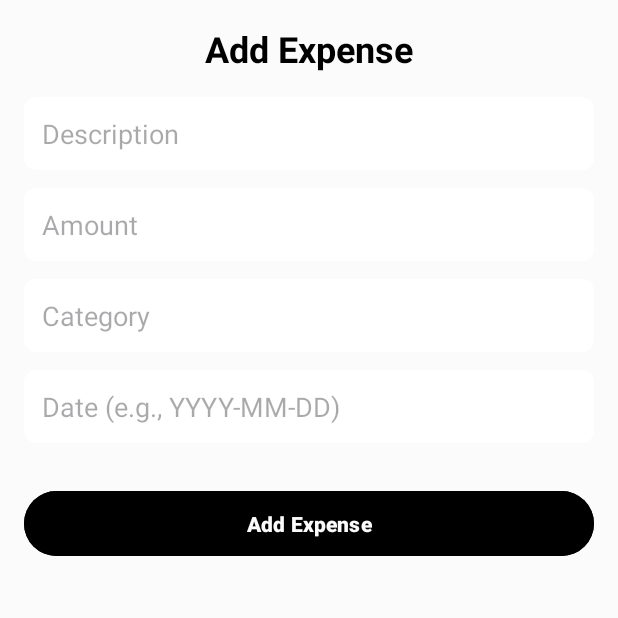
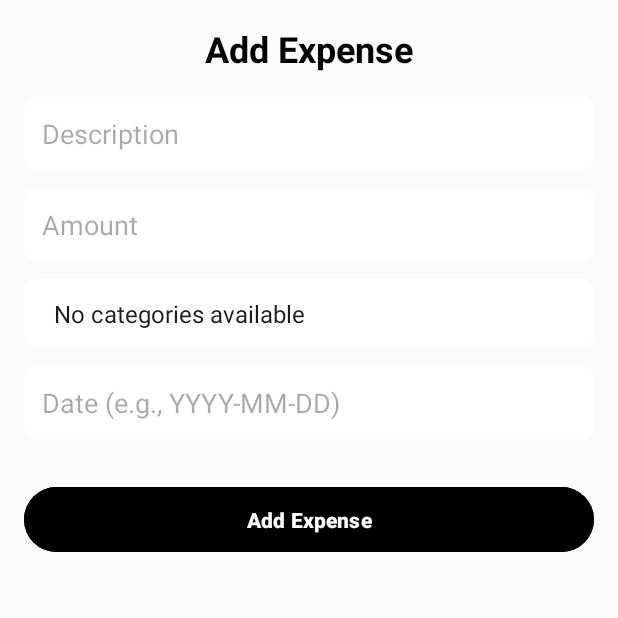
Before and after one commit to WIAMAKIF/MyexpensesManagmentApp, an Android app: the AddExpenseActivity screen opened directly, with no data from a screen before it, after a tap on "Add Expense", on a phone screen of 412 x 824 dp, the top half of it. Run offline under Robolectric (Android 15) with nearby library versions, the phone set to English and light mode, and no system bars; our stand-ins replace Firebase (no records; nobody signed in at launch, a user with empty details on screens opened directly).

Commit message:
Replace category input with Spinner for predefined selection

```diff
--- a/app/src/main/java/com/example/myapplicationmanageexpenses/AddExpenseActivity.java
+++ b/app/src/main/java/com/example/myapplicationmanageexpenses/AddExpenseActivity.java
@@ -1,61 +1,102 @@
 package com.example.myapplicationmanageexpenses;
-
 
 import android.app.ProgressDialog;
 import android.os.Bundle;
 import android.view.View;
+import android.widget.ArrayAdapter;
 import android.widget.Button;
 import android.widget.EditText;
+import android.widget.Spinner;
 import android.widget.Toast;
 
 import androidx.appcompat.app.AppCompatActivity;
 
-import com.google.firebase.Timestamp;
-import com.google.firebase.firestore.FieldValue;
+import com.example.myapplicationmanageexpenses.Expense;
 import com.google.firebase.firestore.FirebaseFirestore;
+
+import java.util.ArrayList;
+import java.util.List;
 
 public class AddExpenseActivity extends AppCompatActivity {
     private Button addingBtn;
-    private EditText description;
-    private EditText amount;
-    private EditText category;
-    private EditText date;
+    private EditText description, amount, date;
+    private Spinner categorySpinner;
     private ProgressDialog mDialog;
     private FirebaseFirestore db;
+    private List<String> categoryList;
 
     @Override
     protected void onCreate(Bundle savedInstanceState) {
         super.onCreate(savedInstanceState);
         setContentView(R.layout.activity_add_expense);
+
         mDialog = new ProgressDialog(this);
         db = FirebaseFirestore.getInstance();
-        add();
+        categoryList = new ArrayList<>();
 
+        initializeUI();
+        fetchCategories();
     }
 
-    private void add() {
+    private void initializeUI() {
         description = findViewById(R.id.description);
         amount = findViewById(R.id.amount);
-        category = findViewById(R.id.category);
         date = findViewById(R.id.date);
+        categorySpinner = findViewById(R.id.categorySpinner); // Update your layout with a Spinner
         addingBtn = findViewById(R.id.AddingBtn);
 
         addingBtn.setOnClickListener(new View.OnClickListener() {
             @Override
             public void onClick(View view) {
+                addExpense();
+            }
+        });
+    }
+
+    private void fetchCategories() {
+        mDialog.setMessage("Loading categories...");
+        mDialog.show();
+
+        db.collection("Categories")
+                .get()
+                .addOnCompleteListener(task -> {
+                    mDialog.dismiss();
+                    if (task.isSuccessful() && task.getResult() != null) {
+                        categoryList.clear();
+                        for (var document : task.getResult()) {
+                            String category = document.getString("name");
+                            if (category != null) {
+                                categoryList.add(category);
+                            }
+                        }
+
+                        if (categoryList.isEmpty()) {
+                            categoryList.add("No categories available");
+                        }
+
+                        ArrayAdapter<String> adapter = new ArrayAdapter<>(this, android.R.layout.simple_spinner_item, categoryList);
+                        adapter.setDropDownViewResource(android.R.layout.simple_spinner_dropdown_item);
+                        categorySpinner.setAdapter(adapter);
+                    } else {
+                        Toast.makeText(getApplicationContext(), "Error loading categories", Toast.LENGTH_SHORT).show();
+                    }
+                });
+    }
+
+    private void addExpense() {
         String desc = description.getText().toString().trim();
         String am = amount.getText().toString().trim();
-                String categ = category.getText().toString().trim();
+        String categ = categorySpinner.getSelectedItem().toString();
         String dat = date.getText().toString().trim();
+
+        if (desc.isEmpty() || am.isEmpty() || categ.isEmpty() || dat.isEmpty() || categ.equals("No categories available")) {
+            Toast.makeText(getApplicationContext(), "Please fill all fields!", Toast.LENGTH_LONG).show();
+            return;
+        }
 
         mDialog.setMessage("Processing...");
         mDialog.show();
 
-                if (desc.isEmpty() || am.isEmpty() || categ.isEmpty() || dat.isEmpty()) {
-                    mDialog.dismiss();
-                    Toast.makeText(getApplicationContext(), "Please fill all the fields!!", Toast.LENGTH_LONG).show();
-                    return;
-                } else {
         try {
             Double amountValue = Double.parseDouble(am);
             Expense expense = new Expense(desc, amountValue, categ, dat);
@@ -63,38 +104,23 @@ public class AddExpenseActivity extends AppCompatActivity {
             db.collection("Expenses")
                     .add(expense)
                     .addOnSuccessListener(documentReference -> {
-                                    db.collection("Summary").document("TotalExpenses")
-                                            .update("totalExpenses", FieldValue.increment(amountValue))
-                                            .addOnSuccessListener(aVoid -> {
-                                                mDialog.dismiss();
-                                                Toast.makeText(getApplicationContext(), "Expense added and total updated!", Toast.LENGTH_LONG).show();
+                        Toast.makeText(getApplicationContext(), "Expense added successfully!", Toast.LENGTH_LONG).show();
                         clearFields();
                     })
                     .addOnFailureListener(e -> {
-                                                mDialog.dismiss();
-                                                Toast.makeText(getApplicationContext(), "Error updating total expenses", Toast.LENGTH_LONG).show();
-                                            });
+                        Toast.makeText(getApplicationContext(), "Error adding expense", Toast.LENGTH_LONG).show();
                     })
-                                .addOnFailureListener(e -> {
-                                    mDialog.dismiss();
-                                    Toast.makeText(getApplicationContext(), "Error adding expense", Toast.LENGTH_LONG).show();
-                                });
-
+                    .addOnCompleteListener(task -> mDialog.dismiss());
         } catch (NumberFormatException e) {
             mDialog.dismiss();
             Toast.makeText(getApplicationContext(), "Invalid amount format", Toast.LENGTH_LONG).show();
         }
     }
-            }
-        });
 
-
-
-    }
-    private void clearFields () {
+    private void clearFields() {
         description.setText("");
         amount.setText("");
-        category.setText("");
         date.setText("");
+        categorySpinner.setSelection(0);
     }
 }
--- a/app/src/main/res/layout/activity_add_expense.xml
+++ b/app/src/main/res/layout/activity_add_expense.xml
@@ -44,16 +44,14 @@
             android:padding="12dp"
             android:background="@drawable/rounded_edittext" />
 
-        <!-- Category -->
-        <EditText
-            android:id="@+id/category"
+        <!-- Category Spinner -->
+        <Spinner
+            android:id="@+id/categorySpinner"
             android:layout_width="match_parent"
             android:layout_height="wrap_content"
             android:layout_marginBottom="12dp"
-            android:hint="Category"
-            android:inputType="text"
-            android:padding="12dp"
-            android:background="@drawable/rounded_edittext" />
+            android:background="@drawable/rounded_edittext"
+            android:padding="12dp" />
 
         <!-- Date -->
         <EditText
```
Lines whose indentation alone changed are shown as unchanged.
